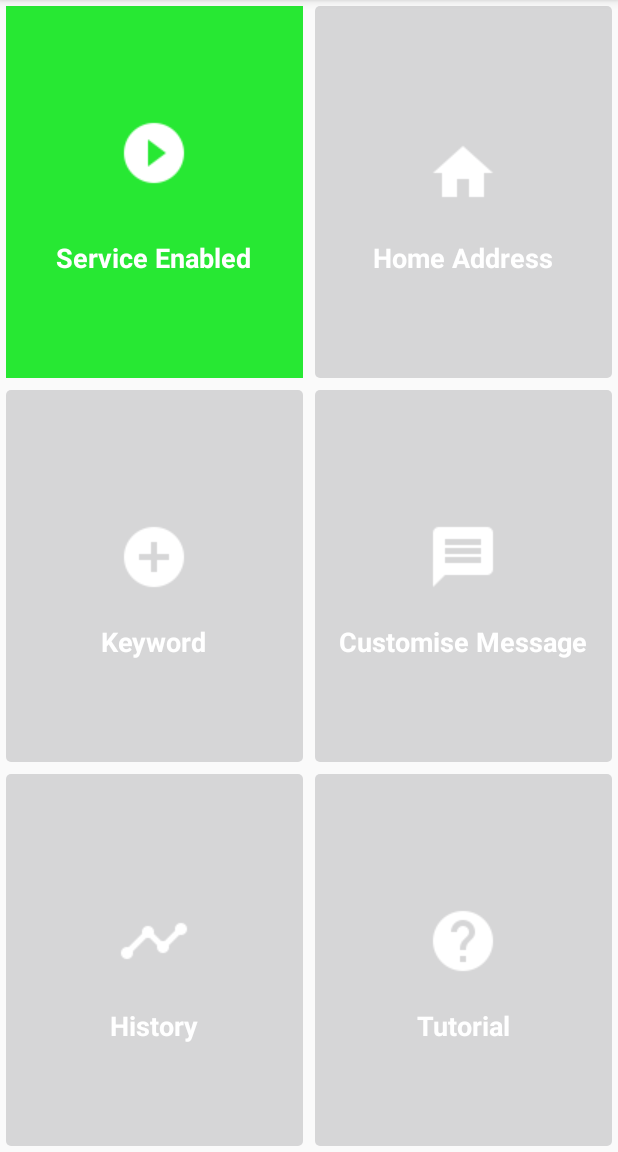
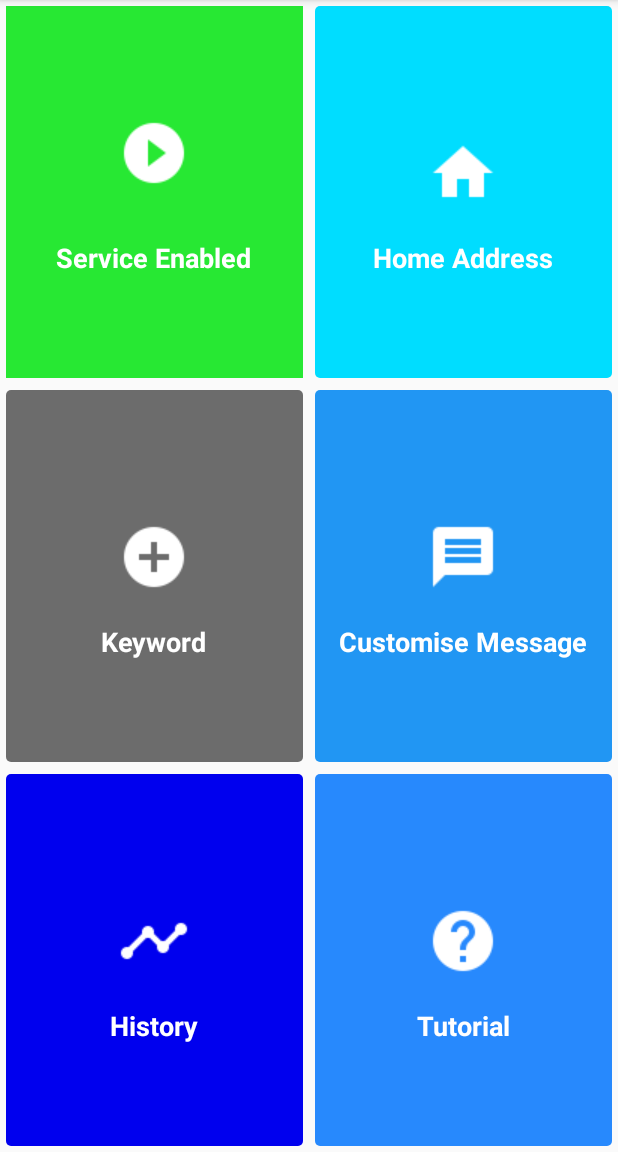
Before and after one commit to kumar7rk/FLASH-A, an Android app: the screen it shows after launch (Design), on a phone screen of 412 x 824 dp, the part 84-1236 px from its top. Run offline under Robolectric (Android 15) with nearby library versions, the phone set to English and light mode, and no system bars; libraries missing offline, so code that uses them is left out: br.com.goncalves; pictures from the network do not load.

Commit message:
Color.xml Updated color for design class

```diff
--- a/app/src/main/res/values/colors.xml
+++ b/app/src/main/res/values/colors.xml
@@ -4,7 +4,7 @@
     <color name="colorPrimaryDark">#303F9F</color>
     <color name="colorAccent">#d4662b</color>
 
-
+<!--Tutorial-->
     <!--3a8be6 runner up-->
     <color name="first_slide_background">#2789fd</color>
     <color name="first_slide_buttons">#880E4F</color>
@@ -20,4 +20,13 @@
 
     <color name="custom_slide_background">#3F51B5</color>
     <color name="custom_slide_buttons">#1A237E</color>
+
+    <!--Design-->
+    <color name="service_enabled_background">#ffff8800</color>
+    <color name="home_address_background">#ff00ddff</color>
+    <color name="keyword_background">#90000000</color>
+    <color name="customise_message_background">#2196F3</color>
+    <color name="history_background">#0000ee</color>
+    <color name="tutorial_background">#2789fd</color>
+
 </resources>
```
